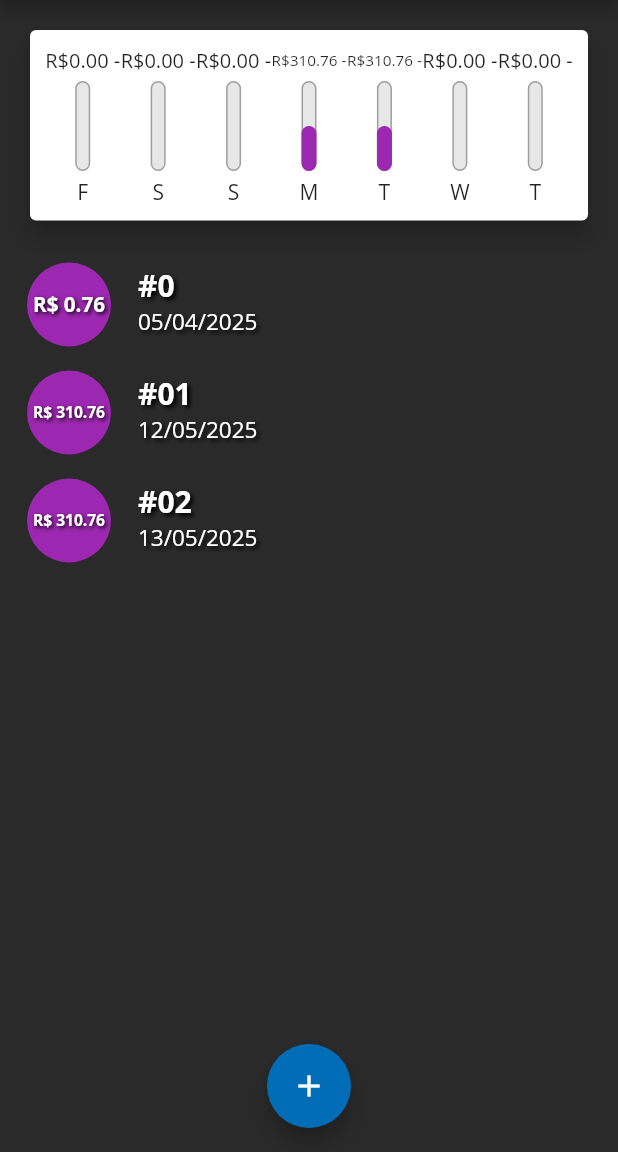
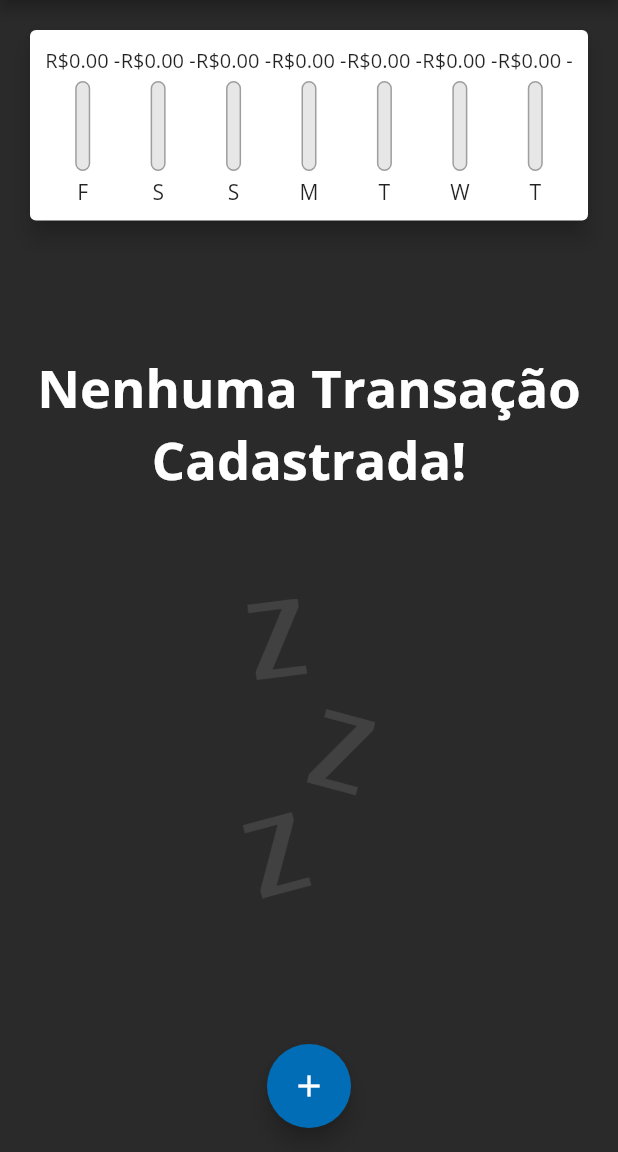
Before and after one commit to GuestRicardo/despesas, a Flutter app: the screen it shows after launch, on a phone screen of 412 x 824 dp, the part 84-1236 px from its top. Run offline on Flutter 3.47's test engine with Material 3 defaults, Android fonts, the phone set to English and light mode, and no system bars; Roboto replaces fonts that are missing (OpenSans-Bold).

Commit message:
corrige cálculo da porcentagem no gráfico para evitar divisão por zero

```diff
--- a/lib/components/chart.dart
+++ b/lib/components/chart.dart
@@ -48,7 +48,10 @@ class Chart extends StatelessWidget {
                   child: ChartBar(
                     label: data['day'] as String,
                     value: data['value'] as double,
-                    percentage: (data['value'] as double) / _weekTotalValue,
+                    percentage:
+                        _weekTotalValue == 0
+                            ? 0
+                            : (data['value'] as double) / _weekTotalValue,
                   ),
                 );
               }).toList(),
--- a/lib/main.dart
+++ b/lib/main.dart
@@ -46,27 +46,48 @@ class MyHomePage extends StatefulWidget {
 
 class _MyHomePageState extends State<MyHomePage> {
   final List<Transaction> _transactions = [
-    Transaction(
-      id: 't0',
-      title: '#0',
-      value: 0.76,
-      date: DateTime.now().subtract(Duration(days: 40)),
-      category: 'Conta antiga',
-    ),
-    Transaction(
-      id: 't1',
-      title: '#01',
-      value: 310.76,
-      date: DateTime.now().subtract(Duration(days: 3)),
-      category: 'Esportes',
-    ),
-    Transaction(
-      id: 't2',
-      title: '#02',
-      value: 310.76,
-      date: DateTime.now().subtract(Duration(days: 2)),
-      category: 'Alimentação',
-    ),
+    // Transaction(
+    //   id: 't0',
+    //   title: '#0',
+    //   value: 0.76,
+    //   date: DateTime.now().subtract(Duration(days: 40)),
+    //   category: 'Conta antiga',
+    // ),
+    // Transaction(
+    //   id: 't1',
+    //   title: '#01',
+    //   value: 310.76,
+    //   date: DateTime.now().subtract(Duration(days: 3)),
+    //   category: 'Esportes',
+    // ),
+    // Transaction(
+    //   id: 't2',
+    //   title: '#02',
+    //   value: 310.76,
+    //   date: DateTime.now().subtract(Duration(days: 2)),
+    //   category: 'Alimentação',
+    // ),
+    // Transaction(
+    //   id: 't2',
+    //   title: '#02',
+    //   value: 310.76,
+    //   date: DateTime.now().subtract(Duration(days: 2)),
+    //   category: 'Alimentação',
+    // ),
+    // Transaction(
+    //   id: 't2',
+    //   title: '#02',
+    //   value: 310.76,
+    //   date: DateTime.now().subtract(Duration(days: 2)),
+    //   category: 'Alimentação',
+    // ),
+    // Transaction(
+    //   id: 't2',
+    //   title: '#02',
+    //   value: 310.76,
+    //   date: DateTime.now().subtract(Duration(days: 2)),
+    //   category: 'Alimentação',
+    // ),
   ];
 
   List<Transaction> get _recentTransactions {
```
